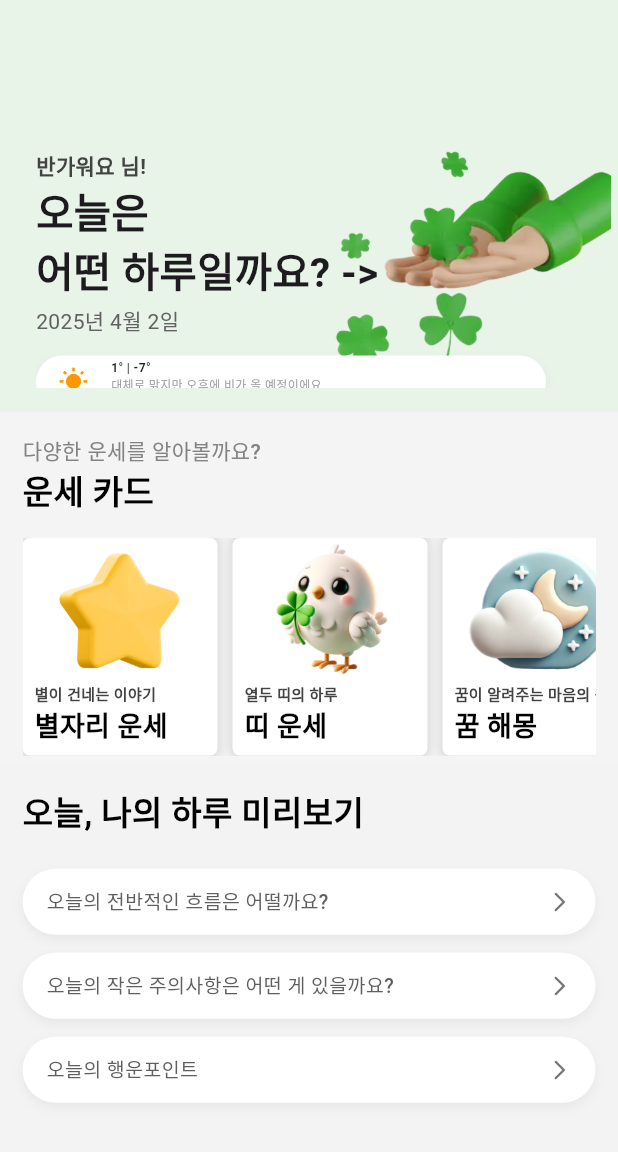
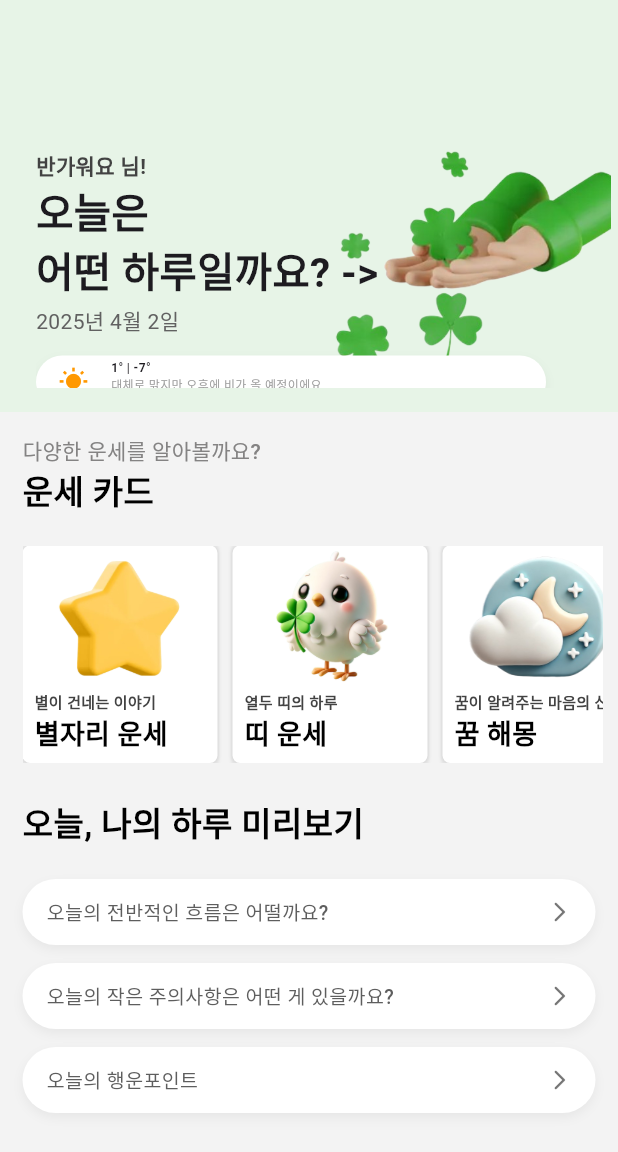
Before and after one commit to haengunse/haengunse-app, a Flutter app: the HomeScreen screen opened directly, on a phone screen of 412 x 824 dp. Shown: the top 1152 px of the screen. Run offline on Flutter 3.47's test engine with Material 3 defaults, Android fonts, the phone set to English and light mode, and no system bars; our stand-ins replace dio, shared_preferences; accounts and stored records are empty; Roboto replaces fonts that are missing (Pretendard).

Commit message:
[feat] 홈-세션2 카드-텍스트 간격 일치

```diff
--- a/lib/screens/home/session_card.dart
+++ b/lib/screens/home/session_card.dart
@@ -8,10 +8,10 @@ class SessionCard extends StatelessWidget {
   @override
   Widget build(BuildContext context) {
     return Container(
-      height: screenHeight / 3.5,
+      height: screenHeight / 3.4,
       width: double.infinity,
       color: const Color.fromARGB(231, 243, 243, 243),
-      padding: const EdgeInsets.fromLTRB(15, 15, 15, 5),
+      padding: const EdgeInsets.fromLTRB(15, 15, 10, 15),
       child: Column(
         crossAxisAlignment: CrossAxisAlignment.start,
         children: [
@@ -33,7 +33,7 @@ class SessionCard extends StatelessWidget {
               fontFamily: 'Pretendard',
             ),
           ),
-          const SizedBox(height: 15),
+          const SizedBox(height: 20),
           SizedBox(
             height: 145,
             child: ListView(
@@ -79,13 +79,13 @@ class SessionCard extends StatelessWidget {
         boxShadow: [
           BoxShadow(
             color: Colors.black.withOpacity(0.06),
-            blurRadius: 4,
-            spreadRadius: 2,
+            blurRadius: 1,
+            spreadRadius: 1,
             offset: Offset(0, -1),
           ),
           BoxShadow(
             color: Colors.black.withOpacity(0.06),
-            blurRadius: 5,
+            blurRadius: 1,
             spreadRadius: 1,
             offset: Offset(0, 2),
           ),
--- a/lib/screens/home/session_day.dart
+++ b/lib/screens/home/session_day.dart
@@ -44,9 +44,9 @@ class SessionDay extends StatelessWidget {
   @override
   Widget build(BuildContext context) {
     return Container(
-      height: screenHeight / 2.63,
+      height: screenHeight / 2.7,
       width: double.infinity,
-      color: const Color(0xFFF3F3F3),
+      color: const Color.fromARGB(231, 243, 243, 243),
       padding: const EdgeInsets.fromLTRB(15, 15, 15, 5),
       child: Column(
         crossAxisAlignment: CrossAxisAlignment.start,
--- a/lib/screens/home_screen.dart
+++ b/lib/screens/home_screen.dart
@@ -33,7 +33,7 @@ class _HomeScreenState extends State<HomeScreen> {
     final screenHeight = MediaQuery.of(context).size.height;
 
     return Scaffold(
-      backgroundColor: Colors.white,
+      backgroundColor: const Color.fromARGB(255, 243, 243, 243),
       body: Column(
         children: [
           SessionLucky(userName: userName, screenHeight: screenHeight),
```
